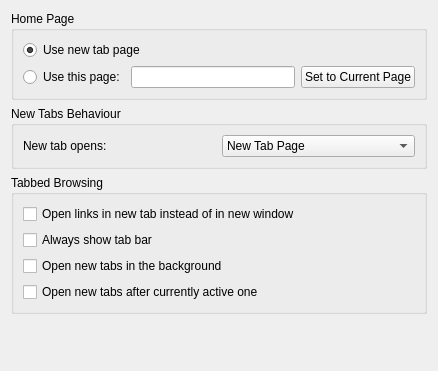
Before: the Qt Designer form src/settings_general.ui in KDE/rekonq, drawn with Qt 5.
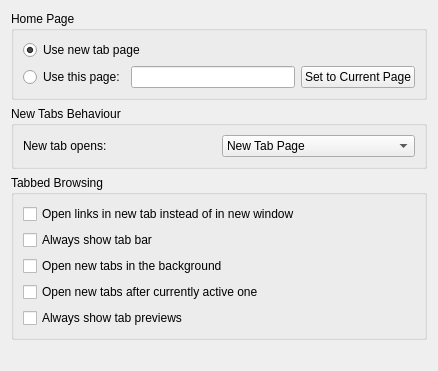
After: the same form once the commit is applied. Custom widgets are drawn as their Qt base class.

Commit message: option for "Always show tab previews"

Patch:
```diff
--- a/src/settings_general.ui
+++ b/src/settings_general.ui
@@ -139,6 +139,16 @@
         </property>
        </widget>
       </item>
+      <item>
+       <widget class="QCheckBox" name="kcfg_alwaysShowTabPreviews">
+        <property name="text">
+         <string>Always show tab previews</string>
+        </property>
+        <property name="checked">
+         <bool>false</bool>
+        </property>
+       </widget>
+      </item>
      </layout>
     </widget>
    </item>
```
The commit also changes 2 other files.
